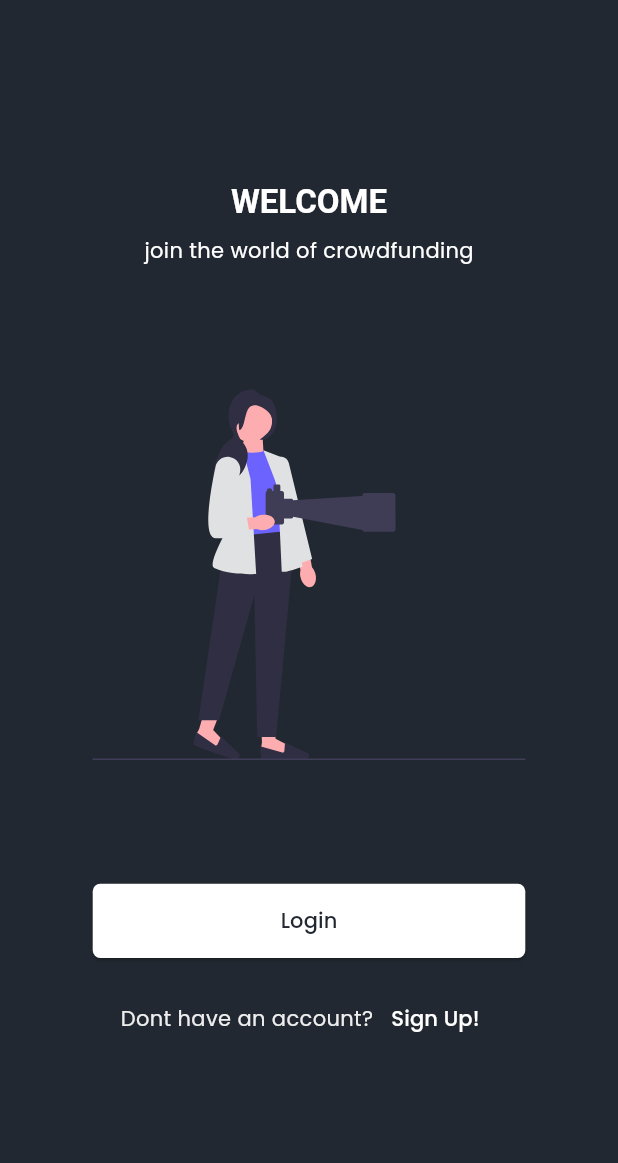
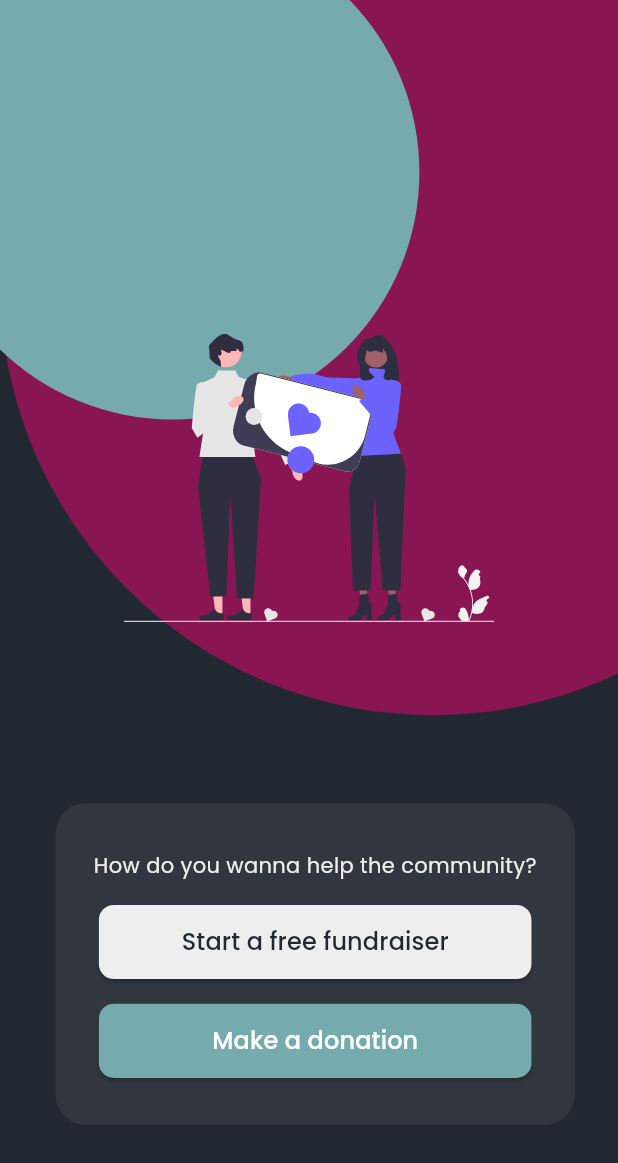
Before and after one commit to UttkarshM/hackbangalore, a Flutter app: the screen it shows after launch, on a phone screen of 412 x 824 dp. Shown: the top 1163 px of the screen. Run offline on Flutter 3.47's test engine with Material 3 defaults, Android fonts, the light colour scheme and no system bars; our stand-ins replace firebase_auth, firebase_core, flutter_dotenv, flutter_riverpod, flutter_svg, gap and 4 more; accounts and stored records are empty.

Commit message:
choose screen

```diff
--- a/client/lib/main.dart
+++ b/client/lib/main.dart
@@ -1,4 +1,5 @@
 import 'package:client/screens/app/chatbot_screen.dart';
+import 'package:client/screens/app/choose_screen.dart';
 import 'package:client/screens/welcome_screen.dart';
 import 'package:client/themes/app_theme.dart';
 import 'package:firebase_core/firebase_core.dart';
@@ -21,7 +22,7 @@ class MyApp extends StatelessWidget {
     return MaterialApp(
       theme: theme,
       debugShowCheckedModeBanner: false,
-      home: const WelcomeScreen(),
+      home: const ChooseScreen(),
     );
   }
 }
--- /dev/null
+++ b/client/lib/providers/chosen_provider.dart
@@ -0,0 +1,6 @@
+import 'package:flutter/material.dart';
+import 'package:flutter_riverpod/flutter_riverpod.dart';
+
+final chosenProvider = StateProvider<bool>((ref) => false);
+//false == Donation
+//true == Fundraiser
--- /dev/null
+++ b/client/lib/screens/app/choose_screen.dart
@@ -0,0 +1,143 @@
+import 'package:client/providers/chosen_provider.dart';
+import 'package:client/screens/auth/login_screen.dart';
+import 'package:client/themes/colors.dart';
+import 'package:flutter/cupertino.dart';
+import 'package:flutter/material.dart';
+import 'package:flutter/widgets.dart';
+import 'package:flutter_riverpod/flutter_riverpod.dart';
+import 'package:flutter_svg/flutter_svg.dart';
+import 'package:gap/gap.dart';
+
+class ChooseScreen extends ConsumerStatefulWidget {
+  const ChooseScreen({super.key});
+
+  @override
+  ConsumerState<ConsumerStatefulWidget> createState() {
+    return _ChooseScreenState();
+  }
+}
+
+class _ChooseScreenState extends ConsumerState<ChooseScreen> {
+  @override
+  Widget build(BuildContext context) {
+    final height = MediaQuery.of(context).size.height;
+    final width = MediaQuery.of(context).size.width;
+    AppColors colors = AppColors();
+    return Scaffold(
+      body: Center(
+        child: Stack(
+          children: [
+            Positioned(
+              top: -100,
+              child: Container(
+                height: height * 0.7,
+                width: height * 0.7,
+                decoration: const BoxDecoration(
+                  shape: BoxShape.circle,
+                  color: Color.fromARGB(
+                    255,
+                    137,
+                    22,
+                    82,
+                  ),
+                ),
+              ),
+            ),
+            Positioned(
+              top: -50,
+              left: -50,
+              child: Container(
+                height: height * 0.4,
+                width: height * 0.4,
+                decoration: BoxDecoration(
+                  shape: BoxShape.circle,
+                  color: colors.l2,
+                ),
+              ),
+            ),
+            Positioned(
+              top: height * 0.075,
+              left: width * 0.2,
+              child: SizedBox(
+                width: width * 0.6,
+                child: SvgPicture.asset('assets/community.svg'),
+              ),
+            ),
+            Positioned(
+                top: height * 0.65,
+                left: width * 0.09,
+                child: Container(
+                  width: width * 0.84,
+                  height: height * 0.26,
+                  decoration: BoxDecoration(
+                      color: colors.d2,
+                      borderRadius:
+                          const BorderRadius.all(Radius.circular(20))),
+                  child: Center(
+                    child: Padding(
+                      padding: const EdgeInsets.all(8.0),
+                      child: Column(
+                        mainAxisAlignment: MainAxisAlignment.center,
+                        children: [
+                          Align(
+                            child: Text(
+                              'How do you wanna help the community?',
+                              style: TextStyle(color: colors.l1),
+                            ),
+                          ),
+                          Gap(height * 0.02),
+                          ElevatedButton(
+                            onPressed: () {
+                              Navigator.of(context).push(MaterialPageRoute(
+                                  builder: (context) => const LoginScreen()));
+                              ref.read(chosenProvider.notifier).state = true;
+                              print(ref.read(chosenProvider.notifier).state);
+                            },
+                            style: ElevatedButton.styleFrom(
+                              backgroundColor: colors.l1,
+                              minimumSize: Size(width * 0.7, height * 0.06),
+                              shape: const RoundedRectangleBorder(
+                                borderRadius: BorderRadius.all(
+                                  Radius.circular(10),
+                                ),
+                              ),
+                            ),
+                            child: Text(
+                              'Start a free fundraiser',
+                              style: TextStyle(color: colors.d1, fontSize: 16),
+                            ),
+                          ),
+                          Gap(height * 0.02),
+                          ElevatedButton(
+                            onPressed: () {
+                              Navigator.of(context).push(MaterialPageRoute(
+                                  builder: (context) => const LoginScreen()));
+                              ref.read(chosenProvider.notifier).state = false;
+                              print(ref.read(chosenProvider.notifier).state);
+                            },
+                            style: ElevatedButton.styleFrom(
+                              backgroundColor: colors.l2,
+                              minimumSize: Size(width * 0.7, height * 0.06),
+                              shape: const RoundedRectangleBorder(
+                                borderRadius: BorderRadius.all(
+                                  Radius.circular(10),
+                                ),
+                              ),
+                            ),
+                            child: const Text(
+                              'Make a donation',
+                              style:
+                                  TextStyle(color: Colors.white, fontSize: 16),
+                            ),
+                          ),
+                        ],
+                      ),
+                    ),
+                  ),
+                ))
+          ],
+        ),
+      ),
+    );
+  }
+}
```
Also changed, not shown: client/assets/community.svg (added).
